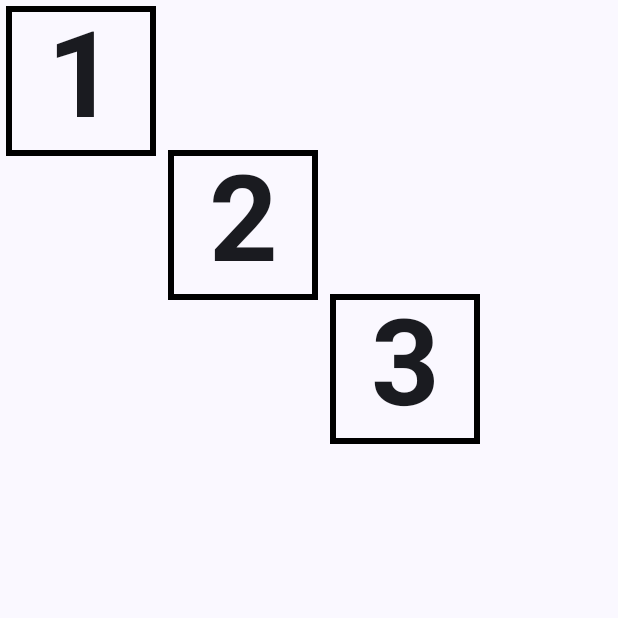
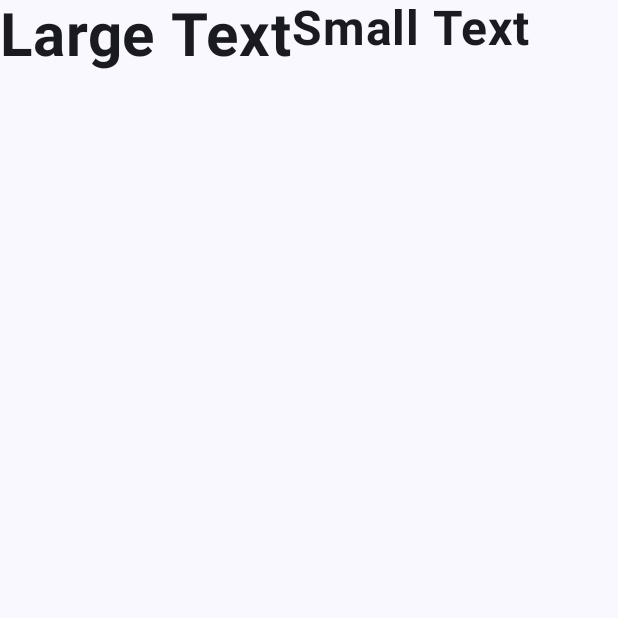
Before and after one commit to sake-2004/mobile_learning_lab3, an Android app built with Jetpack Compose: the screen it shows after launch (MainActivity), on a phone screen of 412 x 824 dp, the top half of it. Run offline under Robolectric (Android 15) with nearby library versions, the phone set to English and light mode, and no system bars.

Commit message:
Row with two texts

```diff
--- a/app/src/main/java/com/example/rowcoldemo/MainActivity.kt
+++ b/app/src/main/java/com/example/rowcoldemo/MainActivity.kt
@@ -42,10 +42,17 @@ class MainActivity : ComponentActivity() {
 
 @Composable
 fun MainScreen(modifier: Modifier = Modifier) {
-    Row(modifier = modifier.height(300.dp)) {
-        TextCell("1", Modifier.align(Alignment.Top))
-        TextCell("2", Modifier.align(Alignment.CenterVertically))
-        TextCell("3", Modifier.align(Alignment.Bottom))
+    Row {
+        Text(
+            text = "Large Text",
+            fontSize = 40.sp,
+            fontWeight = FontWeight.Bold
+        )
+        Text(
+            text = "Small Text",
+            fontSize = 32.sp,
+            fontWeight = FontWeight.Bold
+        )
     }
 }
 
```
